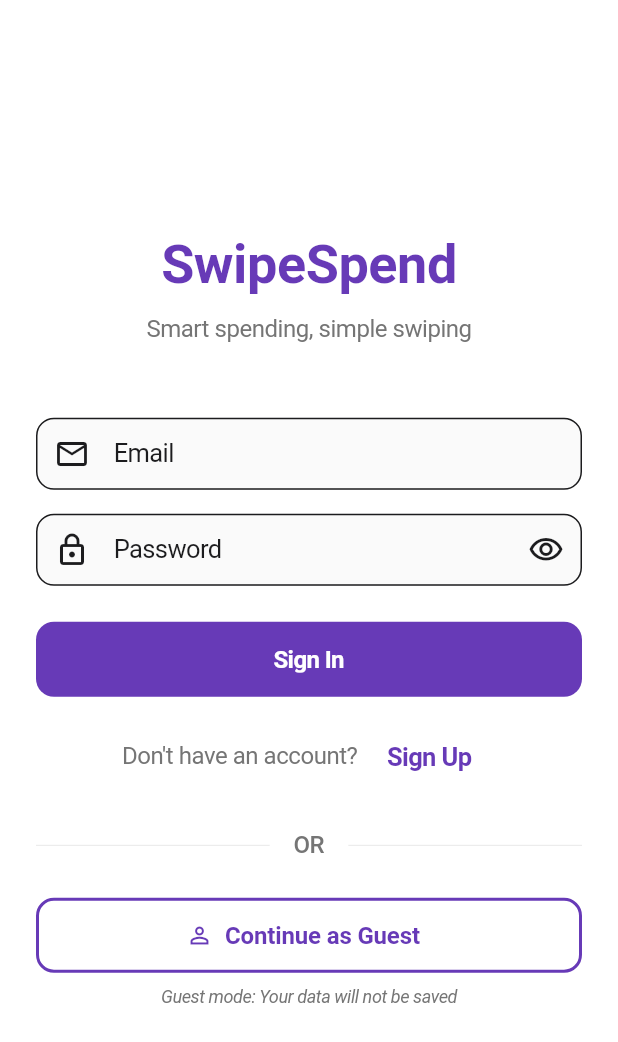
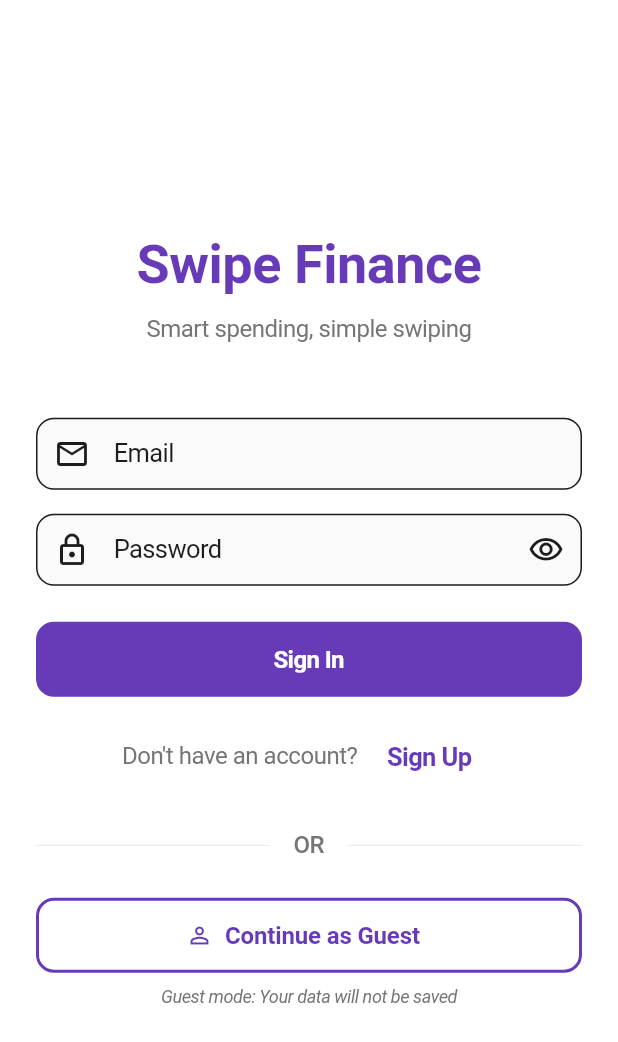
Before and after one commit to grantgoodstein98-max/-swipe-spend, a Flutter app: the screen it shows after launch, on a phone screen of 412 x 824 dp. Shown: the top 1042 px of the screen. Run offline on Flutter 3.47's test engine with Material 3 defaults, Android fonts, the phone set to English and light mode, and no system bars; our stand-ins replace cloud_firestore, csv, file_picker, firebase_auth, firebase_core, fl_chart and 3 more; missing offline and left inert: excel; accounts and stored records are empty.

Commit message:
Update app name to Swipe Finance
Changed app branding from SwipeSpend to Swipe Finance on login screen and app title.

🤖 Generated with [Claude Code](https://claude.com/claude-code)

Co-Authored-By: Claude <noreply@anthropic.com>

```diff
--- a/lib/main.dart
+++ b/lib/main.dart
@@ -39,7 +39,7 @@ class MyApp extends StatelessWidget {
       child: Consumer<ThemeProvider>(
         builder: (context, themeProvider, child) {
           return MaterialApp(
-            title: 'SwipeSpend',
+            title: 'Swipe Finance',
             debugShowCheckedModeBanner: false,
             theme: themeProvider.lightTheme,
             darkTheme: themeProvider.darkTheme,
--- a/lib/screens/login_screen.dart
+++ b/lib/screens/login_screen.dart
@@ -76,7 +76,7 @@ class _LoginScreenState extends State<LoginScreen> {
                   children: [
                     // App Title
                     const Text(
-                      'SwipeSpend',
+                      'Swipe Finance',
                       style: TextStyle(
                         fontSize: 36,
                         fontWeight: FontWeight.bold,
```
